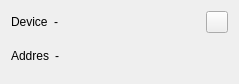
Above: GUI/OWController/ds1971.ui from igorf7/OWController before the change. Below: the same form after it.
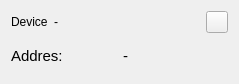
That is the form after the change. Icons and pictures are not drawn.

```diff
--- a/GUI/OWController/ds1971.ui
+++ b/GUI/OWController/ds1971.ui
@@ -78,31 +78,28 @@
     <layout class="QHBoxLayout" name="horizontalLayout">
      <item>
       <widget class="QLabel" name="label_2">
+       <property name="font">
+        <font>
+         <pointsize>11</pointsize>
+        </font>
+       </property>
        <property name="text">
-        <string>Addres</string>
+        <string>Addres:</string>
        </property>
       </widget>
      </item>
      <item>
       <widget class="QLabel" name="addrLabel">
+       <property name="font">
+        <font>
+         <pointsize>11</pointsize>
+        </font>
+       </property>
        <property name="text">
         <string>-</string>
        </property>
       </widget>
      </item>
-     <item>
-      <spacer name="horizontalSpacer">
-       <property name="orientation">
-        <enum>Qt::Horizontal</enum>
-       </property>
-       <property name="sizeHint" stdset="0">
-        <size>
-         <width>40</width>
-         <height>20</height>
-        </size>
-       </property>
-      </spacer>
-     </item>
     </layout>
    </item>
   </layout>
```
